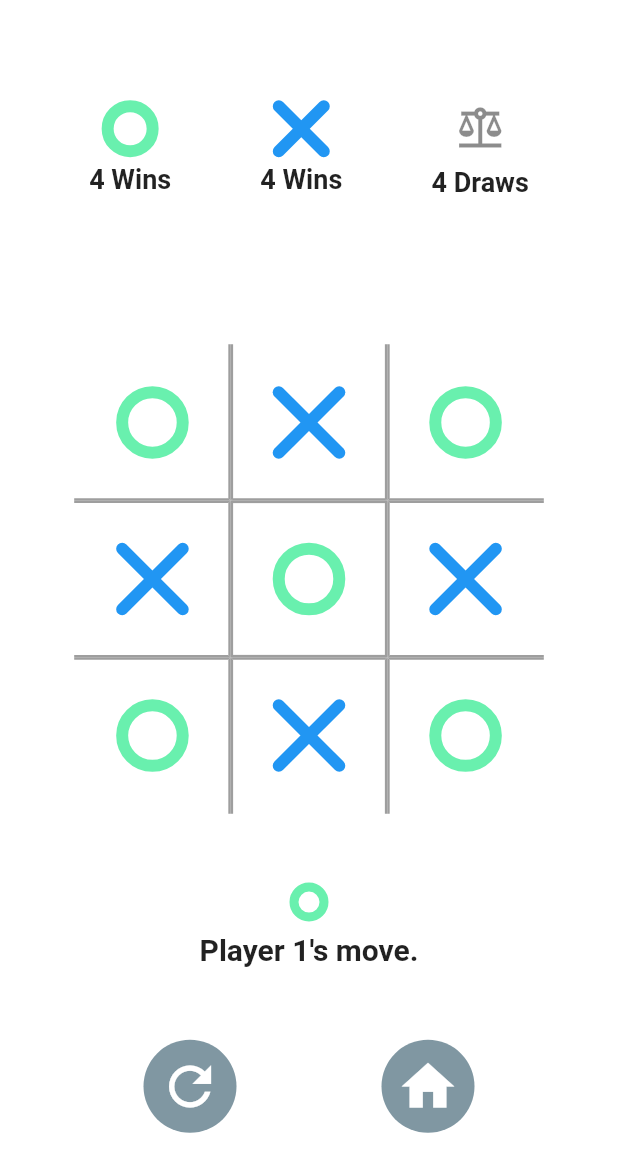
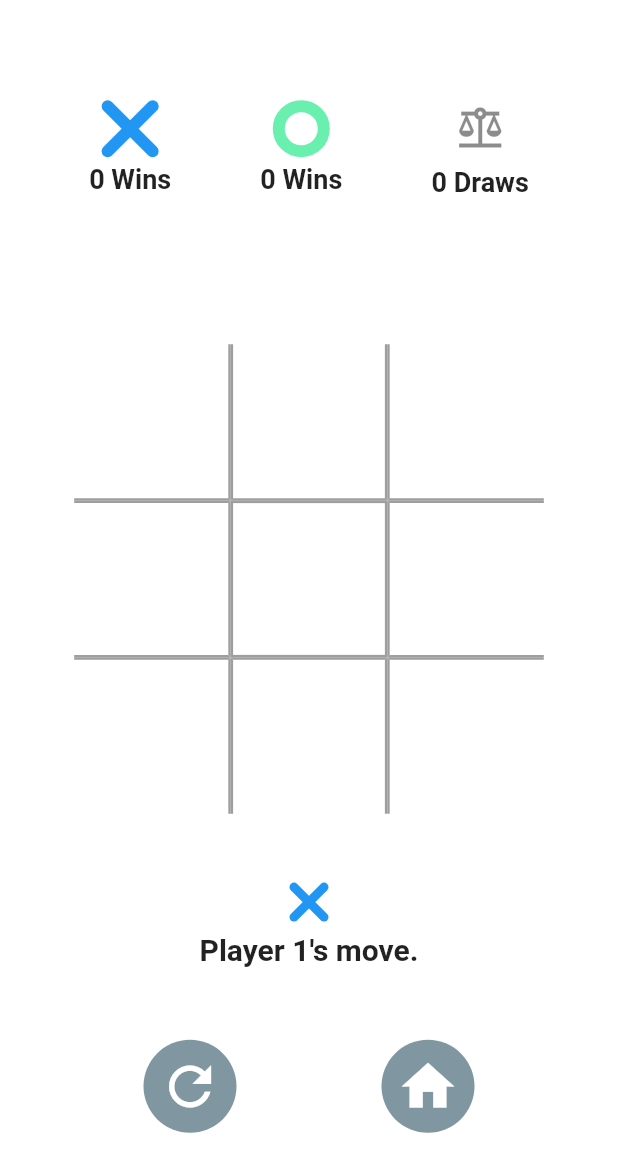
Before and after one commit to GnuaAruht/tic_tac_toe, a Flutter app: the screen it shows after launch, after a tap on "With AI", on a phone screen of 412 x 824 dp. Shown: the top 1172 px of the screen. Run offline on Flutter 3.47's test engine with Material 2 defaults, Android fonts, the phone set to English and light mode, and no system bars; our stand-ins replace get.

Commit message:
bind in game page

```diff
--- a/lib/data/board.dart
+++ b/lib/data/board.dart
@@ -18,4 +18,10 @@ class Board {
       board[idx] = player;
     }
   }
+
+  bool isEnable(int idx) => GameUtil.isValidMove(board, idx);
+
+  int getDataAt(int idx) {
+    return board[idx];
+  }
 }
--- /dev/null
+++ b/lib/data/game_controller.dart
@@ -0,0 +1,51 @@
+import 'package:get/get.dart';
+
+import 'game_util.dart';
+
+class GameController extends GetxController {
+  var player1Win = 0.obs;
+  var player2Win = 0.obs;
+  var draw = 0.obs;
+
+  final bool isMultiPlayer;
+  RxList<int> board = List.generate(9, (index) => 0).obs;
+  RxInt currentPlayer = GameUtil.Player1.obs;
+  RxInt gameResult = GameUtil.NO_WINNER_YET.obs;
+
+  GameController(this.isMultiPlayer);
+
+  void reinitialize() {
+    board.value = List.generate(9, (index) => 0);
+    gameResult.value = GameUtil.NO_WINNER_YET;
+    currentPlayer.value = GameUtil.Player1;
+  }
+
+  Future<void> move(int idx) async {
+    board[idx] = currentPlayer.value;
+    checkGameWinner();
+    togglePlayer();
+  }
+
+  bool isEnable(int idx) => board[idx] == GameUtil.EMPTY;
+
+  int getDataAt(int idx) => board[idx];
+
+  void togglePlayer() {
+    currentPlayer.value = GameUtil.togglePlayer(currentPlayer.value);
+  }
+
+  void checkGameWinner() {
+    gameResult.value = GameUtil.checkIfWinnerFound(board);
+    switch (gameResult.value) {
+      case GameUtil.Player1:
+        player1Win++;
+        break;
+      case GameUtil.Player2:
+        player2Win++;
+        break;
+      case GameUtil.DRAW:
+        draw++;
+        break;
+    }
+  }
+}
--- a/lib/main.dart
+++ b/lib/main.dart
@@ -1,4 +1,5 @@
 import 'package:flutter/material.dart';
+import 'package:get/get.dart';
 
 import 'pages/home/home_page.dart';
 
@@ -11,7 +12,7 @@ class MyApp extends StatelessWidget {
 
   @override
   Widget build(BuildContext context) {
-    return MaterialApp(
+    return GetMaterialApp(
       debugShowCheckedModeBanner: false,
       title: 'Flutter Tic Tac Toe',
       theme: ThemeData(
--- a/lib/pages/game/board_widget.dart
+++ b/lib/pages/game/board_widget.dart
@@ -1,6 +1,6 @@
 part of 'game_page.dart';
 
-class BoardWidget extends StatelessWidget {
+class BoardWidget extends GetWidget<GameController> {
   final double size;
   const BoardWidget({
     Key? key,
@@ -11,18 +11,66 @@ class BoardWidget extends StatelessWidget {
   Widget build(BuildContext context) {
     return SizedBox.fromSize(
       size: Size.square(size),
-      child: GridView.count(
+      child: Stack(
+        fit: StackFit.expand,
+        children: [
+          _listenBoardData(),
+          _listGameResult(),
+        ],
+      ),
+    );
+  }
+
+  Widget _listGameResult() {
+    return Obx(
+      () => IgnorePointer(
+        ignoring: controller.gameResult.value == 0,
+        child: Container(
+          padding: const EdgeInsets.all(20.0),
+          alignment: Alignment.center,
+          color: controller.gameResult.value != 0
+              ? Colors.grey.withOpacity(0.2)
+              : Colors.transparent,
+          child: _buildForGameResult(controller.gameResult.value),
+        ),
+      ),
+    );
+  }
+
+  Widget? _buildForGameResult(int gameResult) {
+    if (gameResult != 0) {
+      final _gameStatus = gameResult == 1
+          ? "Player 1 win"
+          : gameResult == -1
+              ? "Player 2 win"
+              : "Draw";
+      return Text(
+        _gameStatus,
+        style: const TextStyle(
+          fontSize: 32.0,
+          fontWeight: FontWeight.w600,
+        ),
+      );
+    }
+    return null;
+  }
+
+  Widget _listenBoardData() {
+    return Obx(
+      () => GridView.count(
         crossAxisCount: 3,
         shrinkWrap: true,
         childAspectRatio: 1.0,
         physics: const NeverScrollableScrollPhysics(),
         children: List.generate(
-          9,
+          controller.board.length,
           (index) => _Field(
             index: index,
-            onTap: (idx) {},
-            isEnable: true,
-            playerSymbol: "X",
+            onTap: (idx) {
+              controller.move(idx);
+            },
+            isEnable: controller.isEnable(index),
+            playerId: controller.getDataAt(index),
           ),
         ),
       ),
@@ -34,13 +82,13 @@ class _Field extends StatelessWidget {
   final int index;
   final bool isEnable;
   final ValueChanged<int> onTap;
-  final String playerSymbol;
+  final int playerId;
   const _Field({
     Key? key,
     required this.index,
     required this.isEnable,
     required this.onTap,
-    required this.playerSymbol,
+    required this.playerId,
   }) : super(key: key);
 
   @override
@@ -54,10 +102,21 @@ class _Field extends StatelessWidget {
         ),
         child: Padding(
           padding: const EdgeInsets.all(32.0),
-          child: index % 2 != 0 ? const CrossWidget() : const CircleWidget(),
+          child: _getPlayerWidget(playerId),
         ),
       ),
     );
+  }
+
+  Widget? _getPlayerWidget(int playerId) {
+    switch (playerId) {
+      case GameUtil.Player1:
+        return const CrossWidget();
+      case GameUtil.Player2:
+        return const CircleWidget();
+      default:
+        return null;
+    }
   }
 
   Border _getBorder(int index) {
--- a/lib/pages/game/current_player_widget.dart
+++ b/lib/pages/game/current_player_widget.dart
@@ -1,30 +1,58 @@
 part of 'game_page.dart';
 
-class CurrentPlayerWidget extends StatelessWidget {
+class CurrentPlayerWidget extends GetWidget<GameController> {
   const CurrentPlayerWidget({Key? key}) : super(key: key);
 
   @override
   Widget build(BuildContext context) {
     return Column(
-      children: const [
+      children: [
         SizedBox(
           height: 20.0,
           width: 20.0,
-          child: CircleWidget(
-            strokeWidth: 6.0,
+          child: Obx(
+            () => _getPlayerSymbol(controller.currentPlayer.value),
           ),
         ),
-        SizedBox(
+        const SizedBox(
           height: 10.0,
         ),
-        Text(
-          "Player 1's move.",
-          style: TextStyle(
-            fontSize: 20.0,
-            fontWeight: FontWeight.w600,
+        Obx(
+          () => Text(
+            _getPlayerMove(controller.currentPlayer.value),
+            style: const TextStyle(
+              fontSize: 20.0,
+              fontWeight: FontWeight.w600,
+            ),
           ),
         )
       ],
     );
   }
+
+  Widget _getPlayerSymbol(int playerId) {
+    switch (playerId) {
+      case GameUtil.Player1:
+        return const CrossWidget(
+          strokeWidth: 6.0,
+        );
+      case GameUtil.Player2:
+        return const CircleWidget(
+          strokeWidth: 6.0,
+        );
+      default:
+        throw ArgumentError("Unknow playerId");
+    }
+  }
+
+  String _getPlayerMove(int playerId) {
+    switch (playerId) {
+      case GameUtil.Player1:
+        return "Player 1's move.";
+      case GameUtil.Player2:
+        return "Player 2's move.";
+      default:
+        throw ArgumentError("Unknown playerId");
+    }
+  }
 }
--- a/lib/pages/game/game_action_widget.dart
+++ b/lib/pages/game/game_action_widget.dart
@@ -1,6 +1,6 @@
 part of 'game_page.dart';
 
-class GameActionWidget extends StatelessWidget {
+class GameActionWidget extends GetWidget<GameController> {
   const GameActionWidget({Key? key}) : super(key: key);
 
   @override
@@ -8,33 +8,46 @@ class GameActionWidget extends StatelessWidget {
     return Row(
       mainAxisAlignment: MainAxisAlignment.spaceEvenly,
       children: [
-        ElevatedButton(
-          onPressed: () {},
-          style: ElevatedButton.styleFrom(
-            elevation: 0.0,
-            shape: const CircleBorder(),
-            padding: const EdgeInsets.all(10),
-            primary: Colors.blueGrey.withOpacity(0.8),
+        _GameActionButton(
+          icon: Icons.refresh,
+          onPressed: () {
+            controller.reinitialize();
+          },
         ),
-          child: const Icon(
-            Icons.refresh,
-            size: 42.0,
-          ),
-        ),
-        ElevatedButton(
-          onPressed: () {},
+        _GameActionButton(
+          icon: Icons.home,
+          onPressed: () async {
+            Get.back();
+          },
+        )
+      ],
+    );
+  }
+}
+
+class _GameActionButton extends StatelessWidget {
+  final IconData icon;
+  final VoidCallback onPressed;
+  const _GameActionButton({
+    Key? key,
+    required this.icon,
+    required this.onPressed,
+  }) : super(key: key);
+
+  @override
+  Widget build(BuildContext context) {
+    return ElevatedButton(
+      onPressed: onPressed,
       style: ElevatedButton.styleFrom(
         shape: const CircleBorder(),
         padding: const EdgeInsets.all(10),
         primary: Colors.blueGrey.withOpacity(0.8),
         elevation: 0.0,
       ),
-          child: const Icon(
-            Icons.home,
+      child: Icon(
+        icon,
         size: 42.0,
       ),
-        )
-      ],
     );
   }
 }
--- a/lib/pages/game/game_status_widget.dart
+++ b/lib/pages/game/game_status_widget.dart
@@ -1,6 +1,6 @@
 part of "game_page.dart";
 
-class GameStatusWidget extends StatelessWidget {
+class GameStatusWidget extends GetWidget<GameController> {
   const GameStatusWidget({Key? key}) : super(key: key);
 
   @override
@@ -9,62 +9,62 @@ class GameStatusWidget extends StatelessWidget {
       mainAxisAlignment: MainAxisAlignment.spaceEvenly,
       children: [
         Column(
-          children: const [
-            SizedBox(
-              width: 30.0,
-              height: 30.0,
-              child: CircleWidget(),
-            ),
-            SizedBox(
-              height: 8.0,
-            ),
-            Text(
-              "4 Wins",
-              style: TextStyle(
-                fontSize: 18.0,
-                fontWeight: FontWeight.bold,
-              ),
-            ),
-          ],
-        ),
-        Column(
-          children: const [
-            SizedBox(
+          children: [
+            const SizedBox(
               width: 30.0,
               height: 30.0,
               child: CrossWidget(
                 strokeWidth: 8.0,
               ),
             ),
-            SizedBox(
+            const SizedBox(
               height: 8.0,
             ),
-            Text(
-              "4 Wins",
-              style: TextStyle(
+            Obx(() => Text(
+                  "${controller.player1Win} Wins",
+                  style: const TextStyle(
                     fontSize: 18.0,
                     fontWeight: FontWeight.bold,
                   ),
-            ),
+                )),
           ],
         ),
         Column(
-          children: const [
-            Icon(
+          children: [
+            const SizedBox(
+              width: 30.0,
+              height: 30.0,
+              child: CircleWidget(),
+            ),
+            const SizedBox(
+              height: 8.0,
+            ),
+            Obx(() => Text(
+                  "${controller.player2Win} Wins",
+                  style: const TextStyle(
+                    fontSize: 18.0,
+                    fontWeight: FontWeight.bold,
+                  ),
+                )),
+          ],
+        ),
+        Column(
+          children: [
+            const Icon(
               Icons.balance,
               size: 34.0,
               color: Colors.black45,
             ),
-            SizedBox(
+            const SizedBox(
               height: 8.0,
             ),
-            Text(
-              "4 Draws",
-              style: TextStyle(
+            Obx(() => Text(
+                  "${controller.draw} Draws",
+                  style: const TextStyle(
                     fontSize: 18.0,
                     fontWeight: FontWeight.bold,
                   ),
-            ),
+                )),
           ],
         ),
       ],
--- a/lib/pages/home/game_mode_selection_widget.dart
+++ b/lib/pages/home/game_mode_selection_widget.dart
@@ -21,9 +21,8 @@ class GameModeSelectionWidget extends StatelessWidget {
         _GameButtonWidget(
           label: "With AI",
           onPressed: () {
-            Navigator.of(context).push(
-              MaterialPageRoute(builder: (_) => const GamePage()),
-            );
+            Get.to(() => const GamePage(),
+                binding: GamePageBinding(isMultiPlayer: false));
           },
         ),
         const SizedBox(
@@ -32,9 +31,8 @@ class GameModeSelectionWidget extends StatelessWidget {
         _GameButtonWidget(
           label: "With a friend",
           onPressed: () {
-            Navigator.of(context).push(
-              MaterialPageRoute(builder: (_) => const GamePage()),
-            );
+            Get.to(() => const GamePage(),
+                binding: GamePageBinding(isMultiPlayer: true));
           },
         ),
       ],
--- a/lib/pages/home/home_page.dart
+++ b/lib/pages/home/home_page.dart
@@ -1,4 +1,5 @@
 import 'package:flutter/material.dart';
+import 'package:get/get.dart';
 
 import '../../widgets/circle_widget.dart';
 import '../../widgets/cross_widget.dart';
```
Also changed, not shown: lib/data/game_presenter.dart (+16 -3 lines), lib/data/game_util.dart (+4 -4 lines), lib/pages/game/game_page.dart (+53 -12 lines), pubspec.yaml (+9 -72 lines), pubspec.lock. Lines whose indentation alone changed are shown as unchanged.
